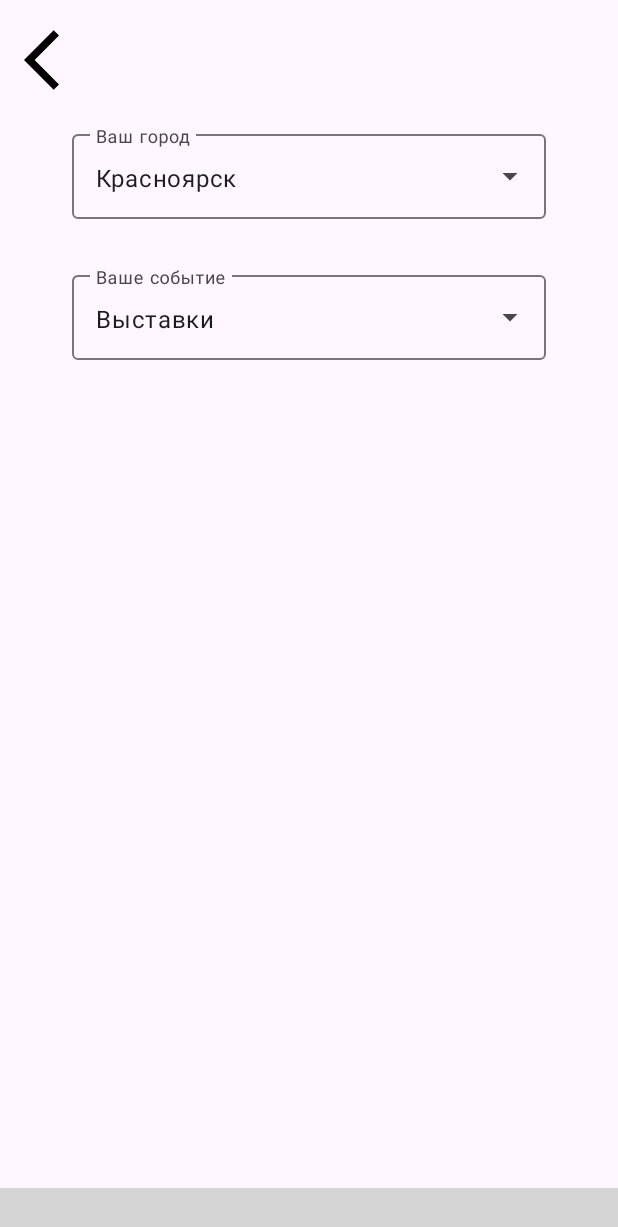
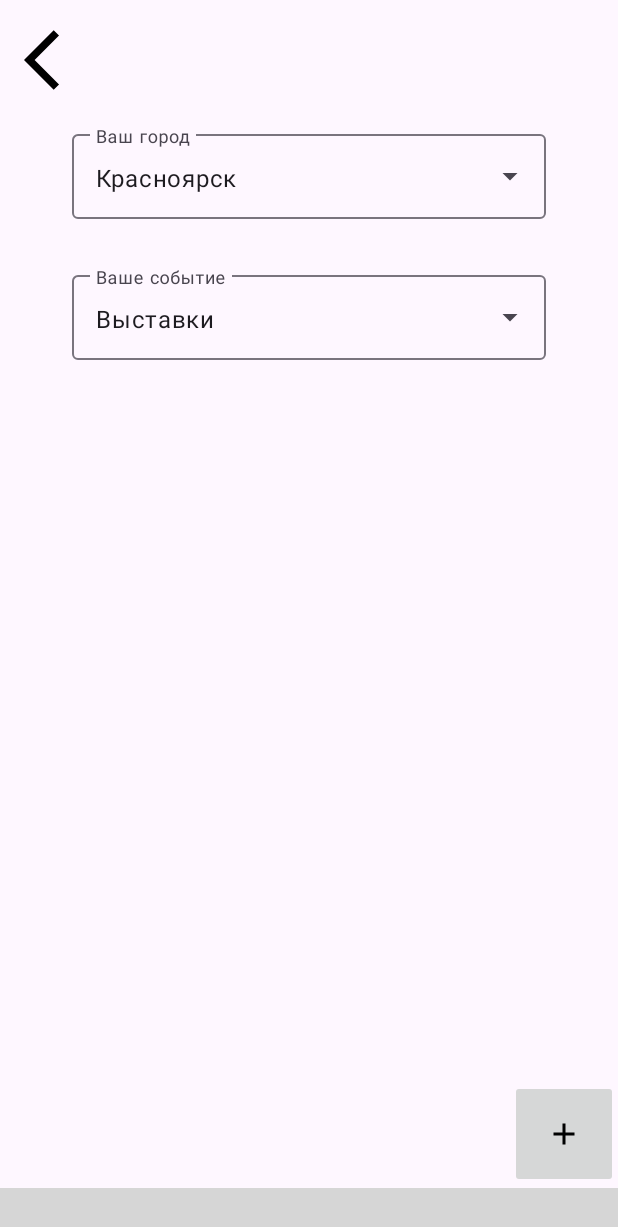
Before and after one commit to dulllizard/mobileStudy, an Android app: the screen it shows after launch (MainActivity), after a tap on "Кнопка настроек", on a phone screen of 412 x 824 dp. Shown: the top 1227 px of the screen. Run offline under Robolectric (Android 15) with nearby library versions, the phone set to English and light mode, and no system bars; our stand-ins replace Picasso; libraries missing offline, so code that uses them is left out: com.etebarian.meowbottomnavigation; plain views replace MeowBottomNavigation; pictures from the network do not load; 6 statements that could not run were skipped; grey boxes are pictures that could not be loaded.

Commit message:
feat: добавлено создание событий

```diff
--- a/app/src/main/java/com/example/mobilestudy/MainActivity.java
+++ b/app/src/main/java/com/example/mobilestudy/MainActivity.java
@@ -12,6 +12,7 @@ import com.example.mobilestudy.data.DatabaseHelper;
 import com.example.mobilestudy.data.DummyDatabaseCard;
 import com.example.mobilestudy.databinding.ActivityMainBinding;
 import com.example.mobilestudy.dto.Event;
+import com.example.mobilestudy.ui.create.CreateFragment;
 import com.example.mobilestudy.ui.detail.DetailFragment;
 import com.example.mobilestudy.ui.favorites.FavoritesFragment;
 import com.example.mobilestudy.ui.home.HomeFragment;
@@ -26,9 +27,11 @@ import kotlin.jvm.functions.Function1;
 public class MainActivity extends AppCompatActivity
         implements HomeFragment.OnSettingsButtonClickListener,
         SettingsFragment.OnBackButtonClickListener,
+        SettingsFragment.OnCreateButtonClickListener,
         DetailFragment.OnBackButtonClickListener,
         FavoritesFragment.OnSettingsButtonClickListener,
-        MapFragment.OnSettingsButtonClickListener {
+        MapFragment.OnSettingsButtonClickListener,
+        CreateFragment.OnBackButtonClickListener{
 
     /**
      * Привязка к макету активности
@@ -118,6 +121,11 @@ public class MainActivity extends AppCompatActivity
         replace(new SettingsFragment());
     }
 
+    @Override
+    public void onCreateButtonClick() {
+        replace(new CreateFragment());
+    }
+
     /**
      * Метод для замены текущего фрагмента.
      *
--- a/app/src/main/java/com/example/mobilestudy/adapter/EventAdapter.java
+++ b/app/src/main/java/com/example/mobilestudy/adapter/EventAdapter.java
@@ -25,6 +25,7 @@ public class EventAdapter extends RecyclerView.Adapter<EventAdapter.EventViewHol
         public Button cardGoingButton;
 
         public Button showMoreButton;
+        public Button deleteButton;
 
         public EventViewHolder(View view) {
             super(view);
@@ -33,6 +34,7 @@ public class EventAdapter extends RecyclerView.Adapter<EventAdapter.EventViewHol
             cardGoingButton = view.findViewById(R.id.cardGoingButton);
             showMoreButton = view.findViewById(R.id.cardShowMoreButton);
             imagePreview = view.findViewById(R.id.imagePreview);
+            deleteButton = view.findViewById(R.id.deleteButton);
         }
     }
 
@@ -90,6 +92,18 @@ public class EventAdapter extends RecyclerView.Adapter<EventAdapter.EventViewHol
                 }
             }
         });
+
+        holder.deleteButton.setOnClickListener(new View.OnClickListener() {
+            @Override
+            public void onClick(View v) {
+                if (buttonDeleteListener != null) {
+                    int position = holder.getAdapterPosition();
+                    if (position != RecyclerView.NO_POSITION) {
+                        buttonDeleteListener.onDeleteClick(position);
+                    }
+                }
+            }
+        });
     }
 
     public interface OnButtonGoingClickListener {
@@ -99,6 +113,12 @@ public class EventAdapter extends RecyclerView.Adapter<EventAdapter.EventViewHol
     public interface OnButtonShowMoreClickListener {
         void onShowMoreClick(int position);
     }
+
+    public interface onButtonDeleteListener {
+        void onDeleteClick(int position);
+    }
+
+    private onButtonDeleteListener buttonDeleteListener;
 
     private OnButtonShowMoreClickListener buttonShowMoreClickListener;
     private OnButtonGoingClickListener buttonGoingListener;
@@ -111,6 +131,10 @@ public class EventAdapter extends RecyclerView.Adapter<EventAdapter.EventViewHol
         buttonShowMoreClickListener = listener;
     }
 
+    public void setOnButtonDeleteClickListener(onButtonDeleteListener listener) {
+        buttonDeleteListener = listener;
+    }
+
     @Override
     public int getItemCount() {
         return eventList.size();
--- a/app/src/main/java/com/example/mobilestudy/dto/Event.java
+++ b/app/src/main/java/com/example/mobilestudy/dto/Event.java
@@ -45,6 +45,11 @@ public class Event {
      */
     private String imagePreview;
 
+    public Event(String eventName, String description) {
+        this.eventName = eventName;
+        this.description = description;
+    }
+
     /**
      * Конструктор события
      * @param id id события
@@ -59,6 +64,17 @@ public class Event {
     public Event(int id, String eventName, String eventPlace, String description,
                  String imagePreview, String city, String eventType, boolean isFavorite) {
         this.id = id;
+        this.eventName = eventName;
+        this.eventPlace = eventPlace;
+        this.description = description;
+        this.imagePreview = imagePreview;
+        this.city = city;
+        this.eventType = eventType;
+        this.isFavorite = isFavorite;
+    }
+
+    public Event(String eventName, String eventPlace, String description,
+                 String imagePreview, String city, String eventType, boolean isFavorite) {
         this.eventName = eventName;
         this.eventPlace = eventPlace;
         this.description = description;
--- a/app/src/main/java/com/example/mobilestudy/ui/settings/SettingsFragment.java
+++ b/app/src/main/java/com/example/mobilestudy/ui/settings/SettingsFragment.java
@@ -33,6 +33,8 @@ public class SettingsFragment extends Fragment {
      */
     private OnBackButtonClickListener backButtonClickListener;
 
+    private OnCreateButtonClickListener createButtonClickListener;
+
     /**
      * Настройки, храниящиеся во внутренней памяти
      */
@@ -50,6 +52,12 @@ public class SettingsFragment extends Fragment {
             backButtonClickListener = (OnBackButtonClickListener) context;
         } else {
             throw new ClassCastException(context.toString() + " must implement OnBackButtonClickListener");
+        }
+
+        if (context instanceof OnCreateButtonClickListener) {
+            createButtonClickListener = (OnCreateButtonClickListener) context;
+        } else {
+            throw new ClassCastException(context.toString() + " must implement OnCreateButtonClickListener");
         }
     }
 
@@ -101,6 +109,13 @@ public class SettingsFragment extends Fragment {
             }
         });
 
+        binding.createButton.setOnClickListener(new View.OnClickListener() {
+            @Override
+            public void onClick(View v) {
+                createButtonClickListener.onCreateButtonClick();
+            }
+        });
+
         return view;
     }
 
@@ -115,4 +130,8 @@ public class SettingsFragment extends Fragment {
          */
         void onBackButtonClick();
     }
+
+    public interface OnCreateButtonClickListener {
+        void onCreateButtonClick();
+    }
 }
--- /dev/null
+++ b/app/src/main/res/drawable/baseline_add_24.xml
@@ -0,0 +1,5 @@
+<vector android:height="24dp" android:tint="#000000"
+    android:viewportHeight="24" android:viewportWidth="24"
+    android:width="24dp" xmlns:android="http://schemas.android.com/apk/res/android">
+    <path android:fillColor="@android:color/white" android:pathData="M19,13h-6v6h-2v-6H5v-2h6V5h2v6h6v2z"/>
+</vector>
--- a/app/src/main/res/layout/fragment_settings.xml
+++ b/app/src/main/res/layout/fragment_settings.xml
@@ -71,6 +71,16 @@
 
         </com.google.android.material.textfield.TextInputLayout>
 
+        <ImageButton
+            android:id="@+id/createButton"
+            android:layout_width="wrap_content"
+            android:layout_height="wrap_content"
+            android:layout_alignParentBottom="true"
+            android:src="@drawable/baseline_add_24"
+            android:padding="24dp"
+            app:layout_constraintBottom_toBottomOf="parent"
+            app:layout_constraintEnd_toEndOf="parent" />
     </androidx.constraintlayout.widget.ConstraintLayout>
 
+
 </RelativeLayout>
--- a/app/src/main/res/values/strings.xml
+++ b/app/src/main/res/values/strings.xml
@@ -17,6 +17,8 @@
     <string name="concreteCityName">Красноярск</string>
     <string name="concreteEventName">Выставки</string>
 
+    <string name="baseImageURL">https://i.pinimg.com/564x/0c/bb/aa/0cbbaab0deff7f188a7762d9569bf1b3.jpg</string>
+
     <string-array name="cities">
         <item>Красноярск</item>
         <item>Москва</item>
@@ -27,4 +29,6 @@
         <item>Выставки</item>
         <item>Концерты</item>
     </string-array>
+    <!-- TODO: Remove or change this placeholder text -->
+    <string name="hello_blank_fragment">Hello blank fragment</string>
 </resources>
```
Also changed, not shown: app/src/main/java/com/example/mobilestudy/ui/create/CreateFragment.java (added, +110 -0 lines), app/src/main/java/com/example/mobilestudy/ui/favorites/FavoritesFragment.java (+10 -0 lines), app/src/main/java/com/example/mobilestudy/ui/home/HomeFragment.java (+10 -0 lines), app/src/main/res/layout/card_item.xml (+15 -0 lines), app/src/main/res/layout/fragment_create.xml (added, +104 -0 lines).
